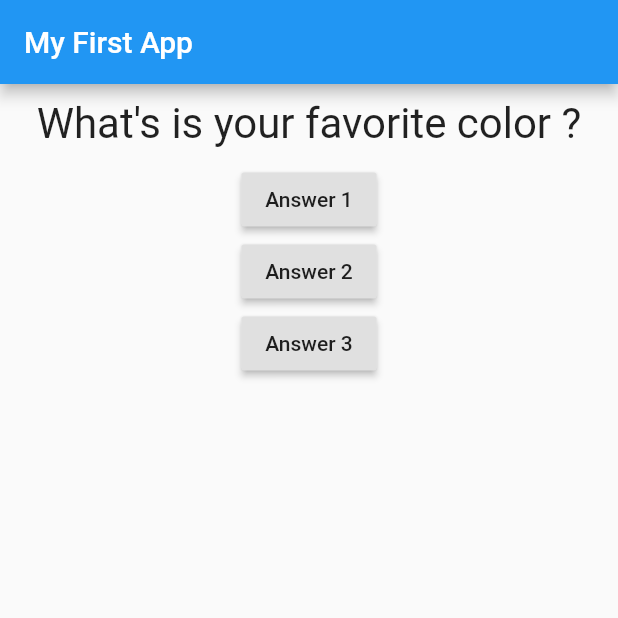
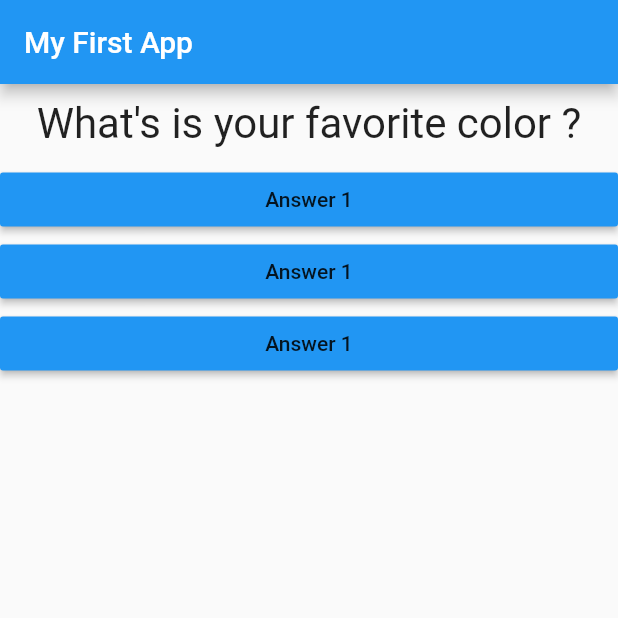
Before and after one commit to Nguyenthaiduc/dacnpm, a Flutter app: the screen it shows after launch, on a phone screen of 412 x 824 dp, the top half of it. Run offline on Flutter 3.47's test engine with Material 2 defaults, Android fonts, the phone set to English and light mode, and no system bars.

```diff
--- /dev/null
+++ b/lib/answers.dart
@@ -0,0 +1,19 @@
+import 'package:flutter/material.dart';
+
+class Answer extends StatelessWidget {
+  final VoidCallback selectHandler;
+
+  const Answer(this.selectHandler,{Key? key}) : super(key: key);
+
+  @override
+  Widget build(BuildContext context) {
+    return Container(
+      width: double.infinity,
+      child: RaisedButton(
+        color: Colors.blue,
+        child: Text('Answer 1'),
+        onPressed: selectHandler,
+      ),
+    );
+  }
+}
--- a/lib/main.dart
+++ b/lib/main.dart
@@ -1,6 +1,7 @@
 import 'package:flutter/material.dart';
 
 import './question.dart';
+import './answers.dart';
 void main() => runApp(MyApp());
 
 class MyApp extends StatefulWidget {
@@ -38,20 +39,10 @@ class _MyAppState extends State<MyApp> {
             Question(
               questions[_questionIndex],
             ),
-            RaisedButton(
-              child: Text('Answer 1'),
-              onPressed: _answerQuestion,
-            ),
-            RaisedButton(
-              child: Text('Answer 2'),
-              onPressed: () => print('Answer2'),
-            ),
-            RaisedButton(
-              child: Text('Answer 3'),
-              onPressed: (){
-                print('Answer 3');
-              },
-            ),
+            Answer(_answerQuestion),
+            Answer(_answerQuestion),
+            Answer(_answerQuestion),
+
           ],
         ),
       ),
```
Also changed, not shown: 1 other file.
